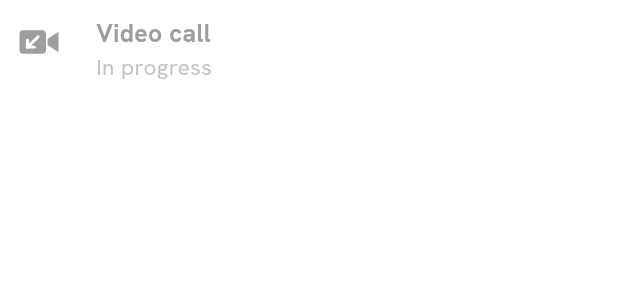
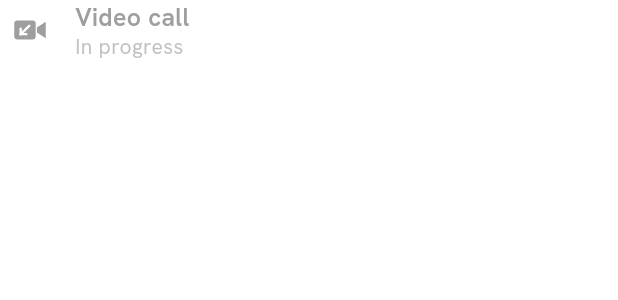
Before and after one commit to holzeis/roost, a Flutter app: the CallBubbleContent widget shown alone on an empty page, opened directly with empty values, on a phone screen of 412 x 824 dp. Shown: the top 300 px of the screen. Run offline on Flutter 3.47's test engine with Material 3 defaults, Android fonts, the phone set to English and light mode, and no system bars; our stand-ins replace cached_network_image, emoji_picker_flutter, file, firebase_core, firebase_messaging, flutter_cache_manager and 13 more; missing offline and left inert: cryptography, flutter_callkit_incoming, flutter_webrtc, gal, livekit_client, share_handler and 1 more; accounts and stored records are empty; network calls fail.

Commit message:
fix(app): make the call bubble read like a message
The title is now the chat's message text size (semibold, not bold),
the icon and the bubble's padding are smaller, and the two lines of
text are centered on the icon instead of sitting at its bottom, with
the time still in the bottom-right corner.

Co-Authored-By: Claude Opus 5.5 <noreply@anthropic.com>
Claude-Session: https://claude.ai/code/session_012huCbcCjUhiPixkjyWLQjs

```diff
--- a/app/lib/features/chat/call_message.dart
+++ b/app/lib/features/chat/call_message.dart
@@ -6,6 +6,7 @@ import 'package:tabler_icons_plus/tabler_icons_plus.dart';
 import '../../data/api_models.dart';
 import '../../demo/demo_call_notice.dart';
 import '../../providers/chat_providers.dart';
+import '../../theme/app_theme.dart';
 
 /// Rooms with a call being started right now — starting one waits on the
 /// server before the call screen opens, and a second tap in that window
@@ -186,41 +187,50 @@ class CallBubbleContent extends ConsumerWidget {
     return InkWell(
       onTap: () => _confirm(context, ref, summary.confirmLabel),
       borderRadius: BorderRadius.circular(12),
-      child: Padding(
-        padding: const EdgeInsets.symmetric(vertical: 2),
+      // The icon and the two lines of text are centered on each other;
+      // the time sits at the bottom, like on every other bubble.
+      child: IntrinsicHeight(
         child: Row(
           mainAxisSize: MainAxisSize.min,
-          crossAxisAlignment: CrossAxisAlignment.end,
+          crossAxisAlignment: CrossAxisAlignment.stretch,
           children: [
-            Container(
-              width: 52,
-              height: 52,
-              alignment: Alignment.center,
-              decoration: BoxDecoration(
-                shape: BoxShape.circle,
-                color: Colors.white.withValues(alpha: Theme.of(context).brightness == Brightness.dark ? 0.08 : 0.55),
+            Center(
+              child: Container(
+                key: const ValueKey('call-icon'),
+                width: 40,
+                height: 40,
+                alignment: Alignment.center,
+                decoration: BoxDecoration(
+                  shape: BoxShape.circle,
+                  color: Colors.white.withValues(alpha: Theme.of(context).brightness == Brightness.dark ? 0.08 : 0.55),
+                ),
+                child: CallDirectionIcon(outgoing: outgoing, color: iconColor, size: 21),
               ),
-              child: CallDirectionIcon(outgoing: outgoing, color: iconColor, size: 26),
             ),
-            const SizedBox(width: 12),
+            const SizedBox(width: 10),
             // Flexible: on a narrow phone the text wraps inside the bubble
             // rather than running past its edge.
             Flexible(
               child: Column(
+                key: const ValueKey('call-text'),
                 mainAxisSize: MainAxisSize.min,
+                mainAxisAlignment: MainAxisAlignment.center,
                 crossAxisAlignment: CrossAxisAlignment.start,
                 children: [
                   Text(summary.title,
-                      style: TextStyle(fontSize: 16.5, height: 1.25, fontWeight: FontWeight.w700, color: textColor)),
-                  const SizedBox(height: 2),
+                      style: TextStyle(
+                          fontSize: ChatBubbleStyle.bodyFontSize,
+                          height: 1.25,
+                          fontWeight: FontWeight.w600,
+                          color: textColor)),
                   Text(summary.subtitle,
-                      style: TextStyle(fontSize: 15, height: 1.25, color: textColor.withValues(alpha: 0.62))),
+                      style: TextStyle(fontSize: 14, height: 1.25, color: textColor.withValues(alpha: 0.62))),
                 ],
               ),
             ),
             if (meta != null) ...[
-              const SizedBox(width: 14),
-              Transform.translate(offset: const Offset(0, 4), child: meta),
+              const SizedBox(width: 12),
+              Align(alignment: Alignment.bottomRight, child: meta),
             ],
           ],
         ),
--- a/app/lib/features/chat/chat_screen.dart
+++ b/app/lib/features/chat/chat_screen.dart
@@ -1027,7 +1027,9 @@ class _MessageRow extends ConsumerWidget {
               : ChatBubbleStyle.maxWidth(context)),
       padding: isFrameless
           ? EdgeInsets.zero
-          : const EdgeInsets.symmetric(horizontal: 14, vertical: 10),
+          : isCall
+              ? ChatBubbleStyle.callPadding
+              : const EdgeInsets.symmetric(horizontal: 14, vertical: 10),
       decoration: BoxDecoration(
         color: fromMe ? sentBubbleColor(context) : scheme.surface,
         borderRadius: borderRadius,
--- a/app/lib/theme/app_theme.dart
+++ b/app/lib/theme/app_theme.dart
@@ -67,6 +67,14 @@ class ChatBubbleStyle {
 
   static const radius = Radius.circular(15);
   static const tailRadius = Radius.circular(5);
+
+  /// A message's text size — also the call bubble's title, so it reads as
+  /// one of the chat's messages rather than a banner.
+  static const bodyFontSize = 16.5;
+
+  /// The call bubble's padding: tighter than a text bubble's, since its
+  /// round icon already carries its own whitespace.
+  static const callPadding = EdgeInsets.fromLTRB(8, 6, 12, 6);
 
   /// The cap a long text bubble's content sizes against.
   static double maxWidth(BuildContext context) =>
```
Also changed, not shown: 1 other file.
